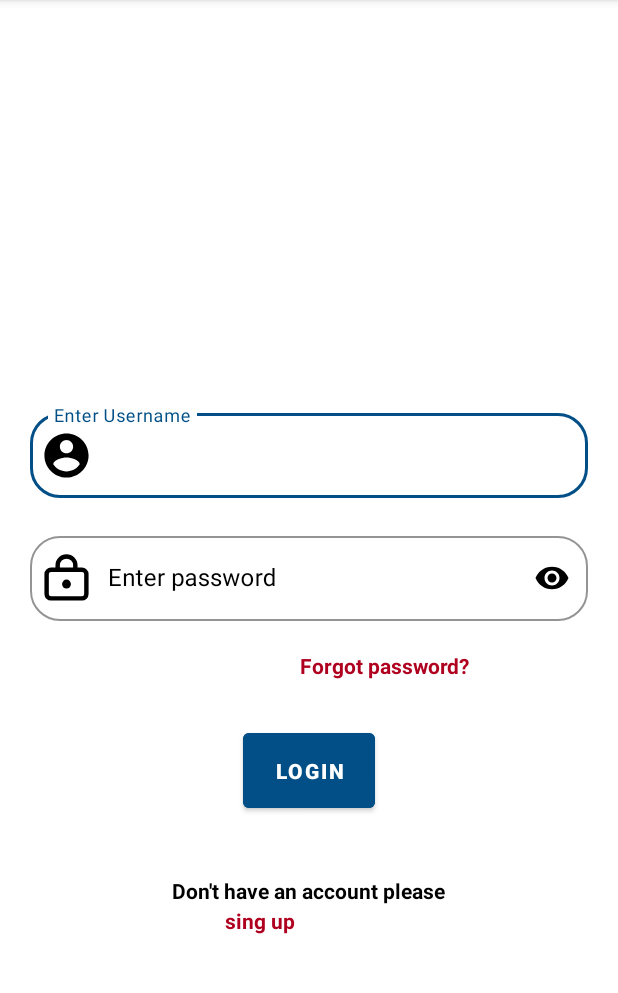
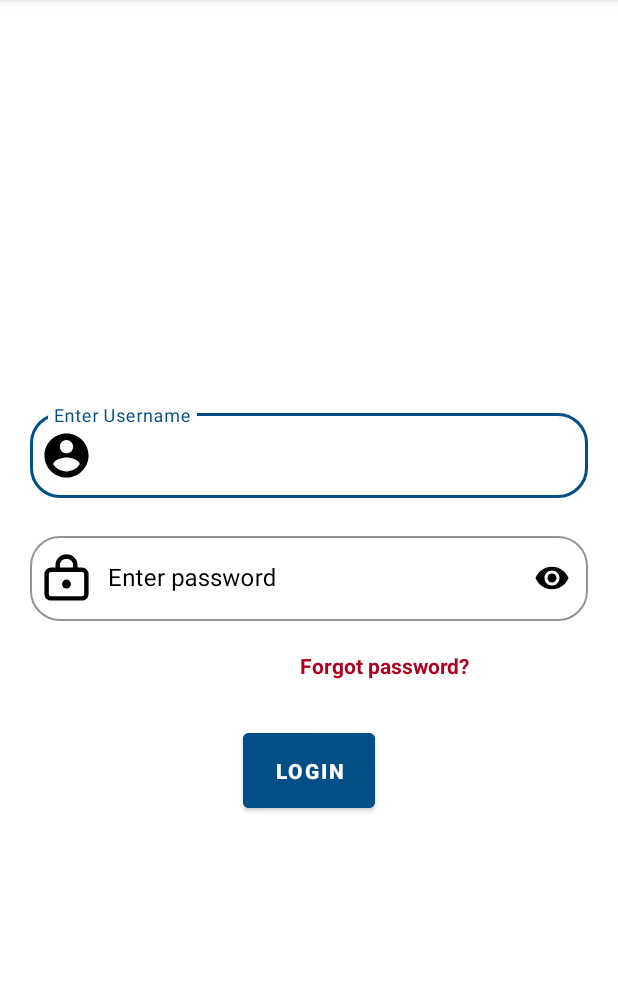
Before and after one commit to romildesai/SMS_Teacher_Project, an Android app: the activity_login_page screen opened directly, with no data from a screen before it, on a phone screen of 412 x 824 dp, the part 84-1077 px from its top. Run offline under Robolectric (Android 15) with nearby library versions, the phone set to English and light mode, and no system bars.

Commit message:
today first commit by romil

```diff
--- a/app/src/main/res/layout/activity_login_page.xml
+++ b/app/src/main/res/layout/activity_login_page.xml
@@ -118,26 +118,8 @@
 
 
     </LinearLayout>
-    <TextView
-        android:layout_width="wrap_content"
-        android:layout_height="20dp"
-        android:text="Don't have an account please"
-        android:textColor="@color/black"
-        android:textStyle="bold"
-        android:layout_gravity="center"
-        android:layout_marginTop="30dp">
 
-    </TextView>
-    <TextView
-        android:id="@+id/sign_up"
-        android:layout_width="match_parent"
-        android:layout_height="wrap_content"
-        android:text="sing up"
-        android:autoLink="all"
-        android:textStyle="bold"
-        android:textColor="@color/design_default_color_error"
-        android:layout_marginStart="150dp">
-    </TextView>
+
 
 
 </androidx.appcompat.widget.LinearLayoutCompat >
```
